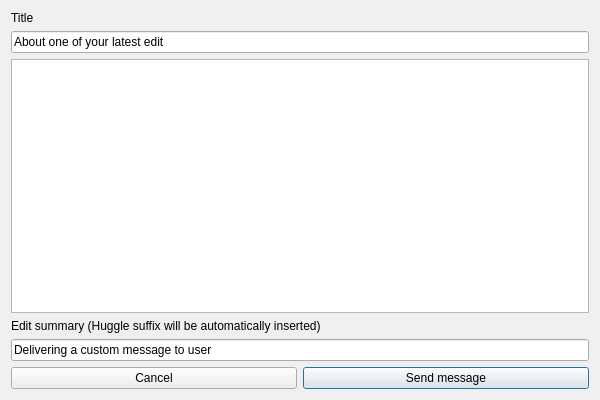
The window that huggle/custommessage.ui (huggle/huggle3-qt-lx) describes before a commit, drawn with Qt 5.
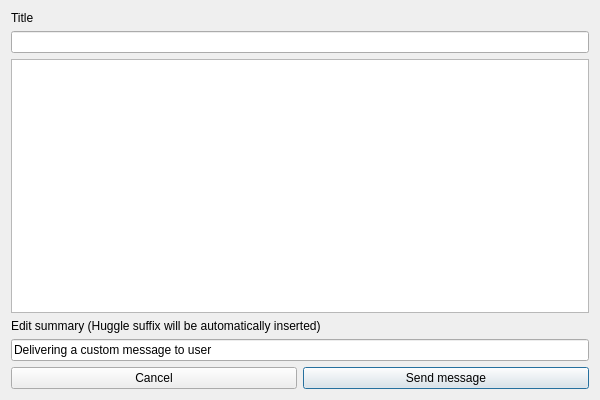
The same window after the commit. Icons and pictures are not drawn.

The edit to the form file:
```diff
--- a/huggle/custommessage.ui
+++ b/huggle/custommessage.ui
@@ -31,7 +31,7 @@
       <bool>true</bool>
      </property>
      <property name="text">
-      <string>About one of your latest edit</string>
+      <string/>
      </property>
     </widget>
    </item>
```
